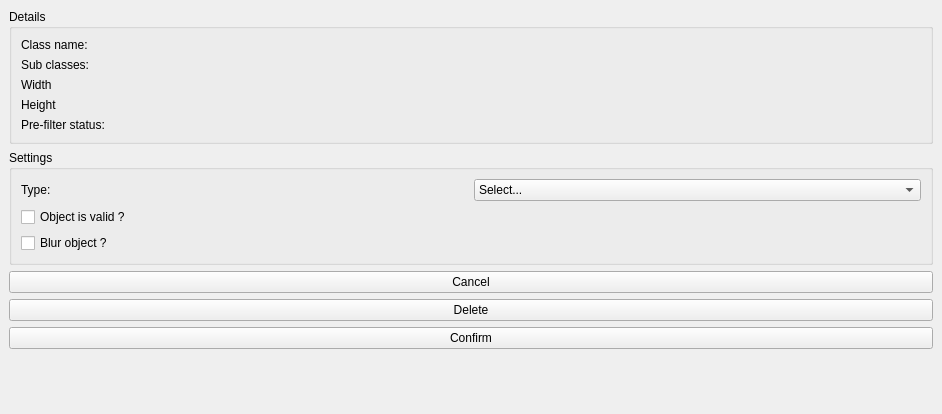
The window that editview.ui (3d4pi/yafdb-validator) describes before a commit, drawn with Qt 5.
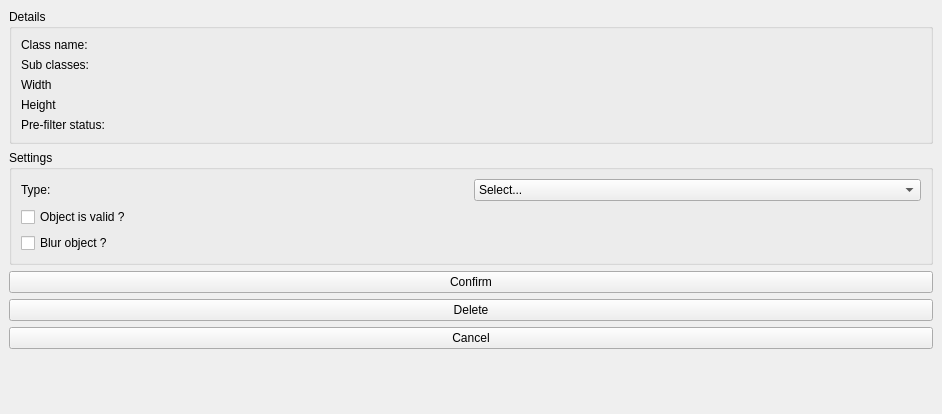
The same window after the commit. Icons and pictures are not drawn.

Patch:
```diff
--- a/editview.ui
+++ b/editview.ui
@@ -20,23 +20,10 @@
     </item>
     <item row="0" column="1">
      <layout class="QGridLayout" name="controlsLayout">
-      <item row="7" column="0">
-       <spacer name="verticalSpacer">
-        <property name="orientation">
-         <enum>Qt::Vertical</enum>
-        </property>
-        <property name="sizeHint" stdset="0">
-         <size>
-          <width>20</width>
-          <height>40</height>
-         </size>
-        </property>
-       </spacer>
-      </item>
-      <item row="4" column="0">
-       <widget class="QPushButton" name="deleteButton">
+      <item row="2" column="0">
+       <widget class="QPushButton" name="confirmButton">
         <property name="text">
-         <string>Delete</string>
+         <string>Confirm</string>
         </property>
        </widget>
       </item>
@@ -84,20 +71,6 @@
         </layout>
        </widget>
       </item>
-      <item row="5" column="0">
-       <widget class="QPushButton" name="confirmButton">
-        <property name="text">
-         <string>Confirm</string>
-        </property>
-       </widget>
-      </item>
-      <item row="2" column="0">
-       <widget class="QPushButton" name="cancelButton">
-        <property name="text">
-         <string>Cancel</string>
-        </property>
-       </widget>
-      </item>
       <item row="1" column="0">
        <widget class="QGroupBox" name="groupBox_2">
         <property name="title">
@@ -164,6 +137,33 @@
         </layout>
        </widget>
       </item>
+      <item row="5" column="0">
+       <widget class="QPushButton" name="deleteButton">
+        <property name="text">
+         <string>Delete</string>
+        </property>
+       </widget>
+      </item>
+      <item row="8" column="0">
+       <spacer name="verticalSpacer">
+        <property name="orientation">
+         <enum>Qt::Vertical</enum>
+        </property>
+        <property name="sizeHint" stdset="0">
+         <size>
+          <width>20</width>
+          <height>40</height>
+         </size>
+        </property>
+       </spacer>
+      </item>
+      <item row="6" column="0">
+       <widget class="QPushButton" name="cancelButton">
+        <property name="text">
+         <string>Cancel</string>
+        </property>
+       </widget>
+      </item>
      </layout>
     </item>
    </layout>
```
